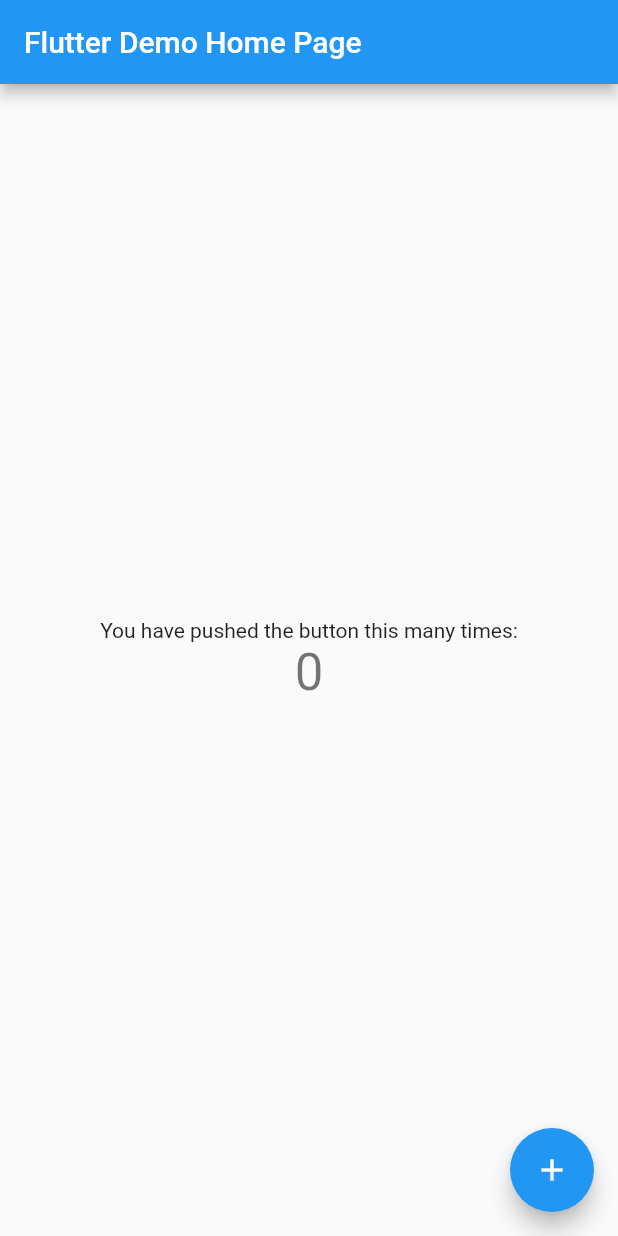
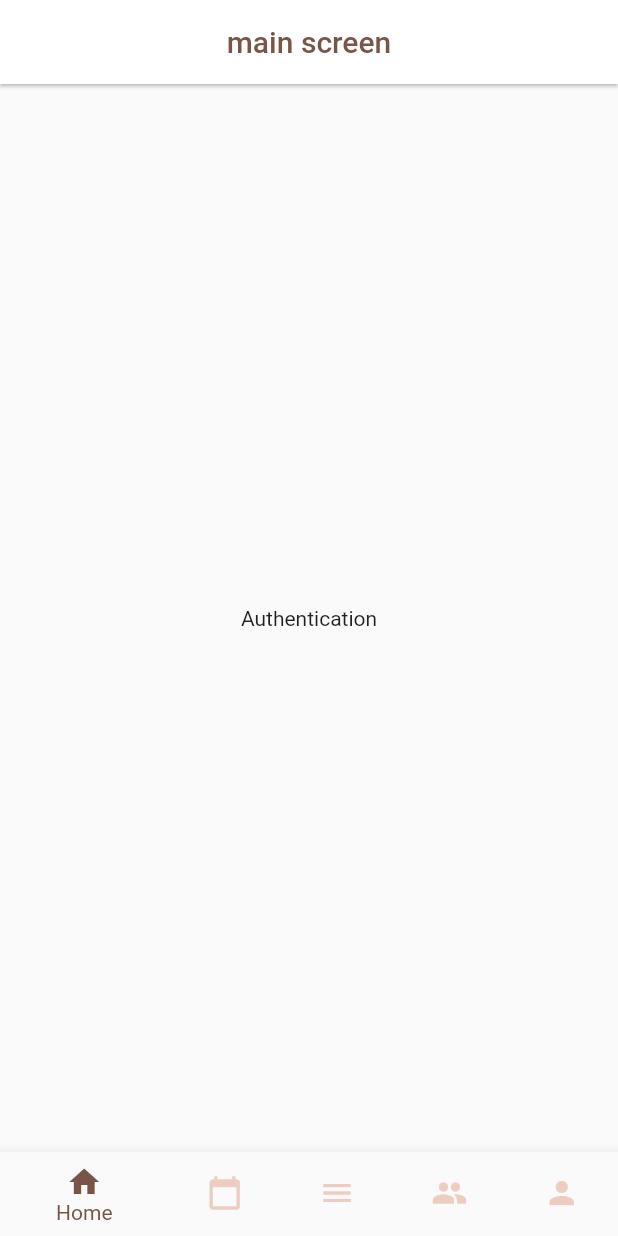
Before and after one commit to Abeljo/Resturant_App, a Flutter app: the screen it shows after launch, on a phone screen of 412 x 824 dp. Run offline on Flutter 3.47's test engine with Material 2 defaults, Android fonts, the phone set to English and light mode, and no system bars.

Commit message:
made navation and routing

```diff
--- /dev/null
+++ b/lib/Pages/authPage.dart
@@ -0,0 +1,19 @@
+import 'package:flutter/material.dart';
+
+class authPage extends StatefulWidget {
+  const authPage({Key? key}) : super(key: key);
+
+  @override
+  State<authPage> createState() => _authPageState();
+}
+
+class _authPageState extends State<authPage> {
+  @override
+  Widget build(BuildContext context) {
+    return Scaffold(
+      body: Center(
+        child: Text('Authentication'),
+      ),
+    );
+  }
+}
--- a/lib/main.dart
+++ b/lib/main.dart
@@ -1,4 +1,9 @@
 import 'package:flutter/material.dart';
+import 'package:resturant_app/Pages/authPage.dart';
+import 'package:resturant_app/Pages/menuPage.dart';
+import 'package:resturant_app/Pages/personalPage.dart';
+import 'package:resturant_app/Pages/reservationPage.dart';
+import 'package:resturant_app/Pages/staffPage.dart';
 
 void main() {
   runApp(const MyApp());
@@ -11,105 +16,77 @@
   @override
   Widget build(BuildContext context) {
     return MaterialApp(
+      debugShowCheckedModeBanner: false,
       title: 'Flutter Demo',
-      theme: ThemeData(
-        // This is the theme of your application.
-        //
-        // Try running your application with "flutter run". You'll see the
-        // application has a blue toolbar. Then, without quitting the app, try
-        // changing the primarySwatch below to Colors.green and then invoke
-        // "hot reload" (press "r" in the console where you ran "flutter run",
-        // or simply save your changes to "hot reload" in a Flutter IDE).
-        // Notice that the counter didn't reset back to zero; the application
-        // is not restarted.
-        primarySwatch: Colors.blue,
-      ),
-      home: const MyHomePage(title: 'Flutter Demo Home Page'),
+      home: const MyHomePage(),
     );
   }
 }
 
 class MyHomePage extends StatefulWidget {
-  const MyHomePage({Key? key, required this.title}) : super(key: key);
-
-  // This widget is the home page of your application. It is stateful, meaning
-  // that it has a State object (defined below) that contains fields that affect
-  // how it looks.
-
-  // This class is the configuration for the state. It holds the values (in this
-  // case the title) provided by the parent (in this case the App widget) and
-  // used by the build method of the State. Fields in a Widget subclass are
-  // always marked "final".
-
-  final String title;
+  const MyHomePage({
+    Key? key,
+  }) : super(key: key);
 
   @override
   State<MyHomePage> createState() => _MyHomePageState();
 }
 
 class _MyHomePageState extends State<MyHomePage> {
-  int _counter = 0;
+  int _selectedIndex = 0;
 
-  void _incrementCounter() {
-    setState(() {
-      // This call to setState tells the Flutter framework that something has
-      // changed in this State, which causes it to rerun the build method below
-      // so that the display can reflect the updated values. If we changed
-      // _counter without calling setState(), then the build method would not be
-      // called again, and so nothing would appear to happen.
-      _counter++;
-    });
-  }
+  final Screen = [
+    authPage(),
+    reservationPage(),
+    menuPage(),
+    staffPage(),
+    personalPage()
+  ];
 
   @override
   Widget build(BuildContext context) {
-    // This method is rerun every time setState is called, for instance as done
-    // by the _incrementCounter method above.
-    //
-    // The Flutter framework has been optimized to make rerunning build methods
-    // fast, so that you can just rebuild anything that needs updating rather
-    // than having to individually change instances of widgets.
     return Scaffold(
-      appBar: AppBar(
-        // Here we take the value from the MyHomePage object that was created by
-        // the App.build method, and use it to set our appbar title.
-        title: Text(widget.title),
-      ),
-      body: Center(
-        // Center is a layout widget. It takes a single child and positions it
-        // in the middle of the parent.
-        child: Column(
-          // Column is also a layout widget. It takes a list of children and
-          // arranges them vertically. By default, it sizes itself to fit its
-          // children horizontally, and tries to be as tall as its parent.
-          //
-          // Invoke "debug painting" (press "p" in the console, choose the
-          // "Toggle Debug Paint" action from the Flutter Inspector in Android
-          // Studio, or the "Toggle Debug Paint" command in Visual Studio Code)
-          // to see the wireframe for each widget.
-          //
-          // Column has various properties to control how it sizes itself and
-          // how it positions its children. Here we use mainAxisAlignment to
-          // center the children vertically; the main axis here is the vertical
-          // axis because Columns are vertical (the cross axis would be
-          // horizontal).
-          mainAxisAlignment: MainAxisAlignment.center,
-          children: <Widget>[
-            const Text(
-              'You have pushed the button this many times:',
+        appBar: AppBar(
+          title: Text(
+            'main screen',
+            style: TextStyle(color: Colors.brown),
+          ),
+          backgroundColor: Colors.white,
+          elevation: 1,
+          centerTitle: true,
+        ),
+        body: Screen[_selectedIndex],
+        bottomNavigationBar: BottomNavigationBar(
+          items: const <BottomNavigationBarItem>[
+            BottomNavigationBarItem(
+              icon: Icon(Icons.home),
+              label: 'Home',
             ),
-            Text(
-              '$_counter',
-              style: Theme.of(context).textTheme.headline4,
+            BottomNavigationBarItem(
+              icon: Icon(Icons.calendar_today),
+              label: 'Reservation',
+            ),
+            BottomNavigationBarItem(
+              icon: Icon(Icons.menu),
+              label: 'Menu',
+            ),
+            BottomNavigationBarItem(
+              icon: Icon(Icons.people),
+              label: 'Staff',
+            ),
+            BottomNavigationBarItem(
+              icon: Icon(Icons.person),
+              label: 'Account Info',
             ),
           ],
-        ),
-      ),
-      floatingActionButton: FloatingActionButton(
-        onPressed: _incrementCounter,
-        tooltip: 'Increment',
-        child: const Icon(Icons.add),
-      ), // This trailing comma makes auto-formatting nicer for build methods.
-    );
+          currentIndex: _selectedIndex,
+          selectedItemColor: Colors.brown,
+          unselectedItemColor: Color.fromARGB(255, 238, 205, 193),
+          onTap: (index) {
+            setState(() {
+              _selectedIndex = index;
+            });
+          },
+        ));
   }
 }
```
Also changed, not shown: lib/Pages/menuPage.dart (added, +19 -0 lines), lib/Pages/personalPage.dart (added, +19 -0 lines), lib/Pages/reservationPage.dart (added, +19 -0 lines), lib/Pages/staffPage.dart (added, +19 -0 lines).
